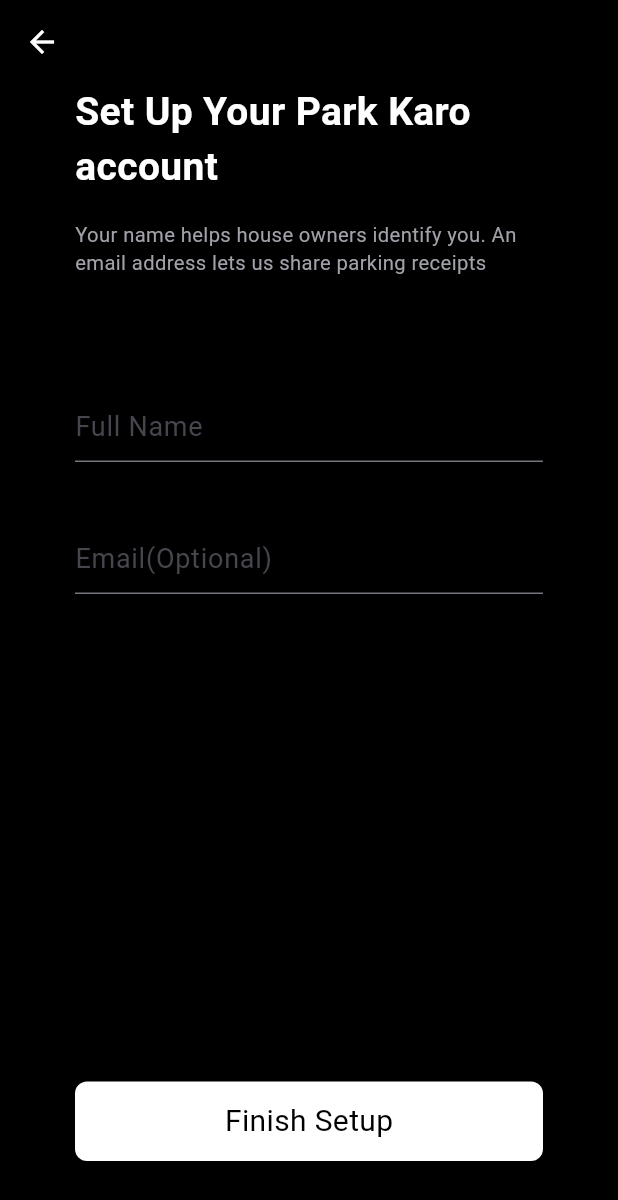
After one commit to HeyAksh/Park-Karo, a Flutter app: the SetupScreen screen opened directly, on a phone screen of 412 x 824 dp. The commit adds this screen. Shown: the top 1200 px of the screen. Run offline on Flutter 3.47's test engine with Material 3 defaults, Android fonts, the phone set to English and light mode, and no system bars; our stand-ins replace intl_phone_field, pin_code_fields.

Commit message:
Added final Setup Screen

```diff
--- a/lib/screens/signup/otp_screen.dart
+++ b/lib/screens/signup/otp_screen.dart
@@ -78,7 +78,7 @@
                     child: Padding(
                       padding: EdgeInsets.symmetric(vertical: 12.0),
                       child: const Text(
-                        'Next',
+                        'Verify',
                         style: TextStyle(color: Colors.black, fontSize: 20),
                       ),
                     ),
--- /dev/null
+++ b/lib/screens/signup/setup_screen.dart
@@ -0,0 +1,115 @@
+import 'package:flutter/material.dart';
+
+class SetupScreen extends StatefulWidget {
+  const SetupScreen({super.key});
+
+  @override
+  State<SetupScreen> createState() => _SetupScreenState();
+}
+
+class _SetupScreenState extends State<SetupScreen> {
+  late final TextEditingController _fullname;
+  late final TextEditingController _email;
+
+  @override
+  void initState() {
+    _fullname = TextEditingController();
+    _email = TextEditingController();
+    super.initState();
+  }
+
+  @override
+  void dispose() {
+    _fullname.dispose();
+    _email.dispose();
+    super.dispose();
+  }
+
+  @override
+  Widget build(BuildContext context) {
+    return Scaffold(
+      backgroundColor: Colors.black,
+      appBar: AppBar(
+        backgroundColor: Colors.black,
+        iconTheme: IconThemeData(color: Colors.white),
+      ),
+      body: Container(
+        decoration: BoxDecoration(color: Colors.black),
+        child: Padding(
+          padding: const EdgeInsets.only(left: 50.0, right: 50.0, bottom: 50.0),
+          child: Column(
+            mainAxisAlignment: MainAxisAlignment.spaceBetween,
+            crossAxisAlignment: CrossAxisAlignment.start,
+            children: [
+              Column(
+                children: [
+                  const Text(
+                    'Set Up Your Park Karo account',
+                    textAlign: TextAlign.start,
+                    style: TextStyle(
+                      fontWeight: FontWeight.bold,
+                      fontSize: 26,
+                      color: Colors.white,
+                    ),
+                  ),
+
+                  const SizedBox(height: 17),
+
+                  const Text(
+                    '''Your name helps house owners identify you. An email address lets us share parking receipts''',
+                    textAlign: TextAlign.start,
+                    style: TextStyle(
+                      fontSize: 13.5,
+                      fontWeight: FontWeight.normal,
+                      color: Color(0xffa1a1aa),
+                    ),
+                  ),
+
+                  const SizedBox(height: 75),
+
+                  TextField(
+                    controller: _fullname,
+                    keyboardType: TextInputType.name,
+                    decoration: InputDecoration(
+                      hintText: 'Full Name',
+                      hintStyle: TextStyle(fontSize: 18),
+                    ),
+                  ),
+
+                  const SizedBox(height: 40),
+
+                  TextField(
+                    controller: _email,
+                    keyboardType: TextInputType.emailAddress,
+                    decoration: InputDecoration(
+                      hintText: 'Email(Optional)',
+                      hintStyle: TextStyle(fontSize: 18),
+                    ),
+                  ),
+                ],
+              ),
+              GestureDetector(
+                onTap: () {},
+                child: Container(
+                  decoration: BoxDecoration(
+                    color: Colors.white,
+                    borderRadius: BorderRadius.circular(8.0),
+                  ),
+                  child: Center(
+                    child: Padding(
+                      padding: const EdgeInsets.symmetric(vertical: 12.0),
+                      child: const Text(
+                        'Finish Setup',
+                        style: TextStyle(color: Colors.black, fontSize: 20),
+                      ),
+                    ),
+                  ),
+                ),
+              ),
+            ],
+          ),
+        ),
+      ),
+    );
+  }
+}
--- a/lib/screens/splash/splash_screen.dart
+++ b/lib/screens/splash/splash_screen.dart
@@ -6,22 +6,17 @@
   const SplashScreen({super.key});
 
   @override
-  State<SplashScreen> createState() =>
-      _SplashScreenState();
+  State<SplashScreen> createState() => _SplashScreenState();
 }
 
-class _SplashScreenState
-    extends State<SplashScreen> {
+class _SplashScreenState extends State<SplashScreen> {
   @override
   void initState() {
     super.initState();
-    Future.delayed(Duration(seconds: 4), () {
+    Future.delayed(Duration(seconds: 2), () {
       Navigator.pushReplacement(
         context,
-        MaterialPageRoute(
-          builder:
-              (context) => const SignUpScreen(),
-        ),
+        MaterialPageRoute(builder: (context) => const SignUpScreen()),
       );
     });
   }
@@ -32,8 +27,7 @@
       backgroundColor: Colors.black,
       body: Center(
         child: Row(
-          mainAxisAlignment:
-              MainAxisAlignment.center,
+          mainAxisAlignment: MainAxisAlignment.center,
           children: [
             const Text(
               'Park ',
```
